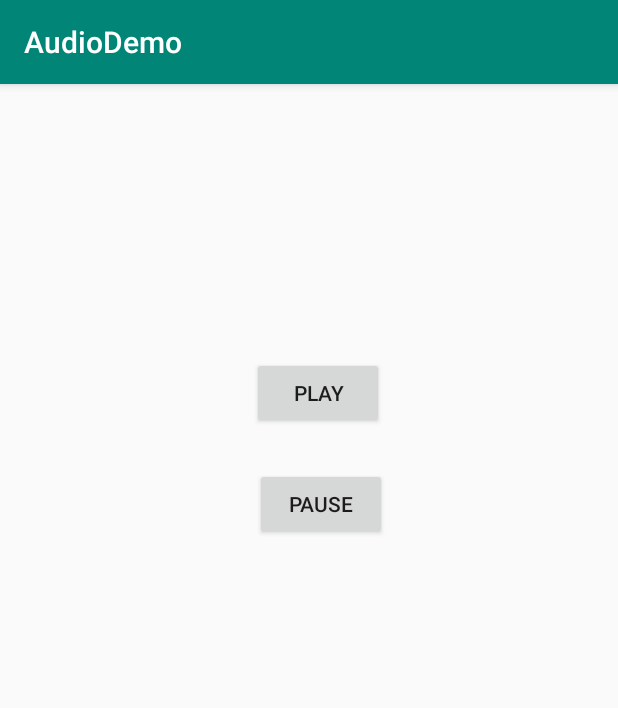
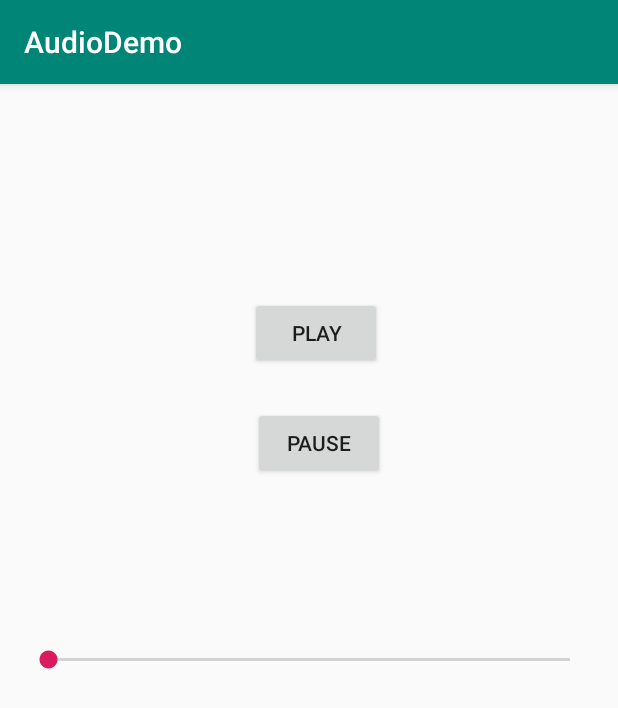
Before and after one commit to shafiqrrehman/Android-Development, an Android app: the screen it shows after launch (MainActivity), on a phone screen of 412 x 824 dp. Shown: the top 708 px of the screen. Run offline under Robolectric (Android 15) with nearby library versions, the phone set to English and light mode, and no system bars.

Commit message:
Layout change commit. SeekBar added.

```diff
--- a/AudioDemo/app/src/main/res/layout/activity_main.xml
+++ b/AudioDemo/app/src/main/res/layout/activity_main.xml
@@ -13,7 +13,7 @@
         android:layout_alignStart="@+id/button2"
         android:layout_alignParentTop="true"
         android:layout_marginStart="-2dp"
-        android:layout_marginTop="182dp"
+        android:layout_marginTop="142dp"
         android:text="Play" />
 
     <Button
@@ -22,8 +22,18 @@
         android:layout_height="wrap_content"
         android:layout_alignParentTop="true"
         android:layout_alignParentEnd="true"
-        android:layout_marginTop="256dp"
-        android:layout_marginEnd="154dp"
+        android:layout_marginTop="215dp"
+        android:layout_marginEnd="155dp"
         android:text="Pause" />
 
+    <SeekBar
+        android:id="@+id/seekBar"
+        android:layout_width="match_parent"
+        android:layout_height="wrap_content"
+        android:layout_alignParentStart="true"
+        android:layout_centerVertical="true"
+        android:layout_marginBottom="247dp"
+        android:layout_marginLeft="16dp"
+        android:layout_marginRight="16dp"/>
+
 </RelativeLayout>
```
